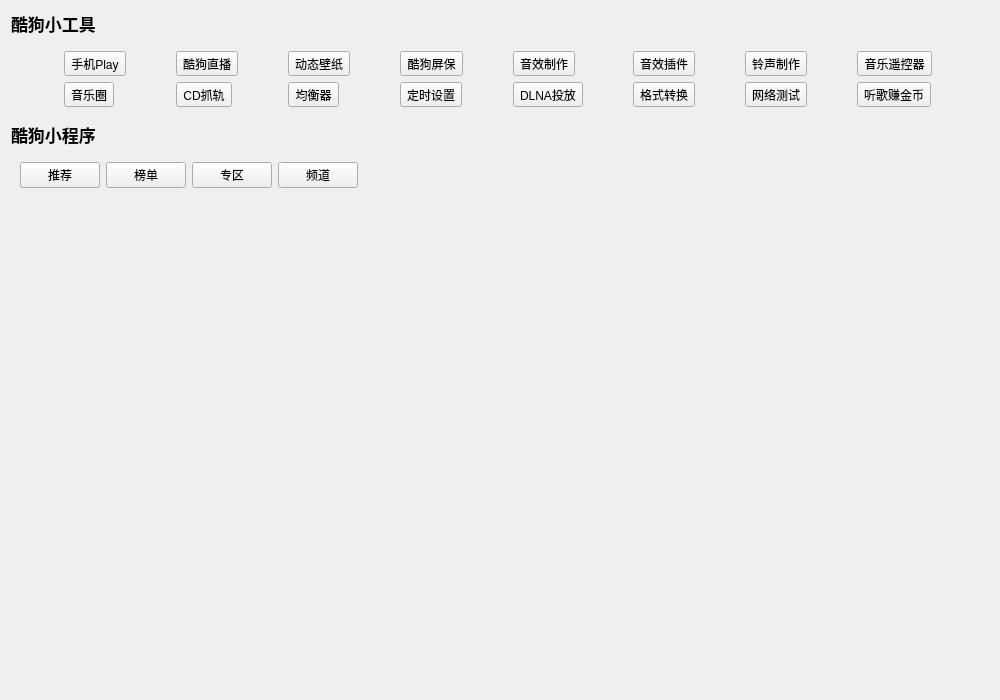
a-mo-xi-wei/Qt-KuGouAppClient, file KuGouStart/Search/Search.ui: the form before one commit.
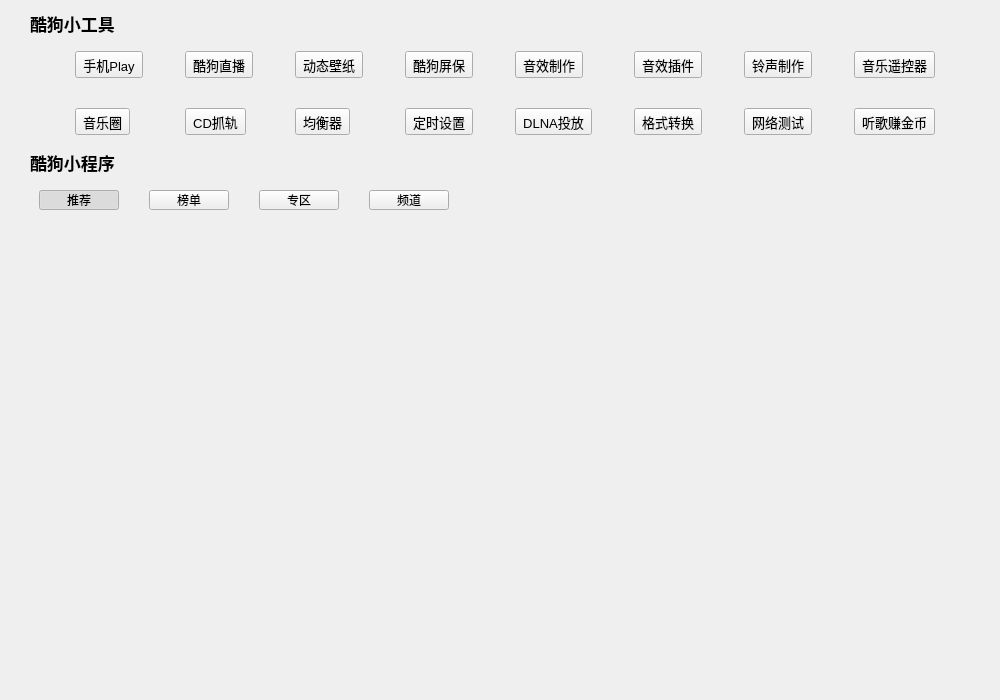
The form after the commit.

Commit message: 初步美化Search界面

Diff of the .ui file:
```diff
--- a/KuGouStart/Search/Search.ui
+++ b/KuGouStart/Search/Search.ui
@@ -14,6 +14,12 @@
    <string>Search</string>
   </property>
   <layout class="QVBoxLayout" name="verticalLayout_6">
+   <property name="leftMargin">
+    <number>30</number>
+   </property>
+   <property name="rightMargin">
+    <number>20</number>
+   </property>
    <item>
     <widget class="QLabel" name="label">
      <property name="enabled">
@@ -37,211 +43,396 @@
     </widget>
    </item>
    <item>
-    <widget class="QWidget" name="widget" native="true">
+    <widget class="QWidget" name="small_widget" native="true">
+     <property name="sizePolicy">
+      <sizepolicy hsizetype="Expanding" vsizetype="Preferred">
+       <horstretch>0</horstretch>
+       <verstretch>0</verstretch>
+      </sizepolicy>
+     </property>
      <layout class="QGridLayout" name="gridLayout">
+      <property name="verticalSpacing">
+       <number>30</number>
+      </property>
       <item row="0" column="0">
-       <widget class="QToolButton" name="toolButton">
+       <widget class="QToolButton" name="toolButton1">
+        <property name="font">
+         <font>
+          <pointsize>10</pointsize>
+         </font>
+        </property>
         <property name="cursor">
          <cursorShape>PointingHandCursor</cursorShape>
         </property>
         <property name="text">
          <string>手机Play</string>
         </property>
+        <property name="iconSize">
+         <size>
+          <width>35</width>
+          <height>35</height>
+         </size>
+        </property>
         <property name="toolButtonStyle">
          <enum>Qt::ToolButtonTextUnderIcon</enum>
         </property>
        </widget>
       </item>
       <item row="0" column="1">
-       <widget class="QToolButton" name="toolButton_2">
+       <widget class="QToolButton" name="toolButton2">
+        <property name="font">
+         <font>
+          <pointsize>10</pointsize>
+         </font>
+        </property>
         <property name="cursor">
          <cursorShape>PointingHandCursor</cursorShape>
         </property>
         <property name="text">
          <string>酷狗直播</string>
         </property>
+        <property name="iconSize">
+         <size>
+          <width>35</width>
+          <height>35</height>
+         </size>
+        </property>
         <property name="toolButtonStyle">
          <enum>Qt::ToolButtonTextUnderIcon</enum>
         </property>
        </widget>
       </item>
       <item row="0" column="2">
-       <widget class="QToolButton" name="toolButton_3">
+       <widget class="QToolButton" name="toolButton3">
+        <property name="font">
+         <font>
+          <pointsize>10</pointsize>
+         </font>
+        </property>
         <property name="cursor">
          <cursorShape>PointingHandCursor</cursorShape>
         </property>
         <property name="text">
          <string>动态壁纸</string>
         </property>
+        <property name="iconSize">
+         <size>
+          <width>35</width>
+          <height>35</height>
+         </size>
+        </property>
         <property name="toolButtonStyle">
          <enum>Qt::ToolButtonTextUnderIcon</enum>
         </property>
        </widget>
       </item>
       <item row="0" column="3">
-       <widget class="QToolButton" name="toolButton_11">
+       <widget class="QToolButton" name="toolButton4">
+        <property name="font">
+         <font>
+          <pointsize>10</pointsize>
+         </font>
+        </property>
         <property name="cursor">
          <cursorShape>PointingHandCursor</cursorShape>
         </property>
         <property name="text">
          <string>酷狗屏保</string>
         </property>
+        <property name="iconSize">
+         <size>
+          <width>35</width>
+          <height>35</height>
+         </size>
+        </property>
         <property name="toolButtonStyle">
          <enum>Qt::ToolButtonTextUnderIcon</enum>
         </property>
        </widget>
       </item>
       <item row="0" column="4">
-       <widget class="QToolButton" name="toolButton_8">
+       <widget class="QToolButton" name="toolButton5">
+        <property name="font">
+         <font>
+          <pointsize>10</pointsize>
+         </font>
+        </property>
         <property name="cursor">
          <cursorShape>PointingHandCursor</cursorShape>
         </property>
         <property name="text">
          <string>音效制作</string>
         </property>
+        <property name="iconSize">
+         <size>
+          <width>35</width>
+          <height>35</height>
+         </size>
+        </property>
         <property name="toolButtonStyle">
          <enum>Qt::ToolButtonTextUnderIcon</enum>
         </property>
        </widget>
       </item>
       <item row="0" column="5">
-       <widget class="QToolButton" name="toolButton_7">
+       <widget class="QToolButton" name="toolButton6">
+        <property name="font">
+         <font>
+          <pointsize>10</pointsize>
+         </font>
+        </property>
         <property name="cursor">
          <cursorShape>PointingHandCursor</cursorShape>
         </property>
         <property name="text">
          <string>音效插件</string>
         </property>
+        <property name="iconSize">
+         <size>
+          <width>35</width>
+          <height>35</height>
+         </size>
+        </property>
         <property name="toolButtonStyle">
          <enum>Qt::ToolButtonTextUnderIcon</enum>
         </property>
        </widget>
       </item>
       <item row="0" column="6">
-       <widget class="QToolButton" name="toolButton_16">
+       <widget class="QToolButton" name="toolButton7">
+        <property name="font">
+         <font>
+          <pointsize>10</pointsize>
+         </font>
+        </property>
         <property name="cursor">
          <cursorShape>PointingHandCursor</cursorShape>
         </property>
         <property name="text">
          <string>铃声制作</string>
         </property>
+        <property name="iconSize">
+         <size>
+          <width>35</width>
+          <height>35</height>
+         </size>
+        </property>
         <property name="toolButtonStyle">
          <enum>Qt::ToolButtonTextUnderIcon</enum>
         </property>
        </widget>
       </item>
       <item row="0" column="7">
-       <widget class="QToolButton" name="toolButton_14">
+       <widget class="QToolButton" name="toolButton8">
+        <property name="font">
+         <font>
+          <pointsize>10</pointsize>
+         </font>
+        </property>
         <property name="cursor">
          <cursorShape>PointingHandCursor</cursorShape>
         </property>
         <property name="text">
          <string>音乐遥控器</string>
         </property>
+        <property name="iconSize">
+         <size>
+          <width>35</width>
+          <height>35</height>
+         </size>
+        </property>
         <property name="toolButtonStyle">
          <enum>Qt::ToolButtonTextUnderIcon</enum>
         </property>
        </widget>
       </item>
       <item row="1" column="0">
-       <widget class="QToolButton" name="toolButton_4">
+       <widget class="QToolButton" name="toolButton9">
+        <property name="font">
+         <font>
+          <pointsize>10</pointsize>
+         </font>
+        </property>
         <property name="cursor">
          <cursorShape>PointingHandCursor</cursorShape>
         </property>
         <property name="text">
          <string>音乐圈</string>
         </property>
+        <property name="iconSize">
+         <size>
+          <width>35</width>
+          <height>35</height>
+         </size>
+        </property>
         <property name="toolButtonStyle">
          <enum>Qt::ToolButtonTextUnderIcon</enum>
         </property>
        </widget>
       </item>
       <item row="1" column="1">
-       <widget class="QToolButton" name="toolButton_5">
+       <widget class="QToolButton" name="toolButton10">
+        <property name="font">
+         <font>
+          <pointsize>10</pointsize>
+         </font>
+        </property>
         <property name="cursor">
          <cursorShape>PointingHandCursor</cursorShape>
         </property>
         <property name="text">
          <string>CD抓轨</string>
         </property>
+        <property name="iconSize">
+         <size>
+          <width>35</width>
+          <height>35</height>
+         </size>
+        </property>
         <property name="toolButtonStyle">
          <enum>Qt::ToolButtonTextUnderIcon</enum>
         </property>
        </widget>
       </item>
       <item row="1" column="2">
-       <widget class="QToolButton" name="toolButton_6">
+       <widget class="QToolButton" name="toolButton11">
+        <property name="font">
+         <font>
+          <pointsize>10</pointsize>
+         </font>
+        </property>
         <property name="cursor">
          <cursorShape>PointingHandCursor</cursorShape>
         </property>
         <property name="text">
          <string>均衡器</string>
         </property>
+        <property name="iconSize">
+         <size>
+          <width>35</width>
+          <height>35</height>
+         </size>
+        </property>
         <property name="toolButtonStyle">
          <enum>Qt::ToolButtonTextUnderIcon</enum>
         </property>
        </widget>
       </item>
       <item row="1" column="3">
-       <widget class="QToolButton" name="toolButton_12">
+       <widget class="QToolButton" name="toolButton12">
+        <property name="font">
+         <font>
+          <pointsize>10</pointsize>
+         </font>
+        </property>
         <property name="cursor">
          <cursorShape>PointingHandCursor</cursorShape>
         </property>
         <property name="text">
          <string>定时设置</string>
         </property>
+        <property name="iconSize">
+         <size>
+          <width>35</width>
+          <height>35</height>
+         </size>
+        </property>
         <property name="toolButtonStyle">
          <enum>Qt::ToolButtonTextUnderIcon</enum>
         </property>
        </widget>
       </item>
       <item row="1" column="4">
-       <widget class="QToolButton" name="toolButton_9">
+       <widget class="QToolButton" name="toolButton13">
+        <property name="font">
+         <font>
+          <pointsize>10</pointsize>
+         </font>
+        </property>
         <property name="cursor">
          <cursorShape>PointingHandCursor</cursorShape>
         </property>
         <property name="text">
          <string>DLNA投放</string>
         </property>
+        <property name="iconSize">
+         <size>
+          <width>35</width>
+          <height>35</height>
+         </size>
+        </property>
         <property name="toolButtonStyle">
          <enum>Qt::ToolButtonTextUnderIcon</enum>
         </property>
        </widget>
       </item>
       <item row="1" column="5">
-       <widget class="QToolButton" name="toolButton_10">
+       <widget class="QToolButton" name="toolButton14">
+        <property name="font">
+         <font>
+          <pointsize>10</pointsize>
+         </font>
+        </property>
         <property name="cursor">
          <cursorShape>PointingHandCursor</cursorShape>
         </property>
         <property name="text">
          <string>格式转换</string>
         </property>
+        <property name="iconSize">
+         <size>
+          <width>35</width>
+          <height>35</height>
+         </size>
+        </property>
         <property name="toolButtonStyle">
          <enum>Qt::ToolButtonTextUnderIcon</enum>
         </property>
        </widget>
       </item>
       <item row="1" column="6">
-       <widget class="QToolButton" name="toolButton_15">
+       <widget class="QToolButton" name="toolButton15">
+        <property name="font">
+         <font>
+          <pointsize>10</pointsize>
+         </font>
+        </property>
         <property name="cursor">
          <cursorShape>PointingHandCursor</cursorShape>
         </property>
         <property name="text">
          <string>网络测试</string>
         </property>
+        <property name="iconSize">
+         <size>
+          <width>35</width>
+          <height>35</height>
+         </size>
+        </property>
         <property name="toolButtonStyle">
          <enum>Qt::ToolButtonTextUnderIcon</enum>
         </property>
        </widget>
       </item>
       <item row="1" column="7">
-       <widget class="QToolButton" name="toolButton_13">
+       <widget class="QToolButton" name="toolButton16">
+        <property name="font">
+         <font>
+          <pointsize>10</pointsize>
+         </font>
+        </property>
         <property name="cursor">
          <cursorShape>PointingHandCursor</cursorShape>
         </property>
         <property name="text">
          <string>听歌赚金币</string>
         </property>
+        <property name="iconSize">
+         <size>
+          <width>35</width>
+          <height>35</height>
+         </size>
+        </property>
         <property name="toolButtonStyle">
          <enum>Qt::ToolButtonTextUnderIcon</enum>
         </property>
@@ -275,17 +466,56 @@
    <item>
     <widget class="QWidget" name="widget_2" native="true">
      <layout class="QHBoxLayout" name="horizontalLayout">
+      <property name="spacing">
+       <number>30</number>
+      </property>
       <item>
        <layout class="QVBoxLayout" name="verticalLayout">
+        <property name="spacing">
+         <number>5</number>
+        </property>
         <item>
-         <widget class="QPushButton" name="pushButton">
+         <widget class="QPushButton" name="recommend_pushButton">
+          <property name="sizePolicy">
+           <sizepolicy hsizetype="Expanding" vsizetype="Fixed">
+            <horstretch>0</horstretch>
+            <verstretch>0</verstretch>
+           </sizepolicy>
+          </property>
+          <property name="maximumSize">
+           <size>
+            <width>16777215</width>
+            <height>20</height>
+           </size>
+          </property>
+          <property name="cursor">
+           <cursorShape>PointingHandCursor</cursorShape>
+          </property>
           <property name="text">
            <string>推荐</string>
           </property>
+          <property name="checkable">
+           <bool>true</bool>
+          </property>
+          <property name="checked">
+           <bool>true</bool>
+          </property>
          </widget>
         </item>
         <item>
-         <widget class="QLabel" name="label_3">
+         <widget class="QLabel" name="index_label1">
+          <property name="sizePolicy">
+           <sizepolicy hsizetype="Preferred" vsizetype="Fixed">
+            <horstretch>0</horstretch>
+            <verstretch>0</verstretch>
+           </sizepolicy>
+          </property>
+          <property name="maximumSize">
+           <size>
+            <width>16777215</width>
+            <height>10</height>
+           </size>
+          </property>
           <property name="text">
            <string/>
           </property>
@@ -295,15 +525,48 @@
       </item>
       <item>
        <layout class="QVBoxLayout" name="verticalLayout_2">
+        <property name="spacing">
+         <number>5</number>
+        </property>
         <item>
-         <widget class="QPushButton" name="pushButton_2">
+         <widget class="QPushButton" name="rank_pushButton">
+          <property name="sizePolicy">
+           <sizepolicy hsizetype="Expanding" vsizetype="Fixed">
+            <horstretch>0</horstretch>
+            <verstretch>0</verstretch>
+           </sizepolicy>
+          </property>
+          <property name="maximumSize">
+           <size>
+            <width>16777215</width>
+            <height>20</height>
+           </size>
+          </property>
+          <property name="cursor">
+           <cursorShape>PointingHandCursor</cursorShape>
+          </property>
           <property name="text">
            <string>榜单</string>
           </property>
+          <property name="checkable">
+           <bool>true</bool>
+          </property>
          </widget>
         </item>
         <item>
-         <widget class="QLabel" name="label_4">
+         <widget class="QLabel" name="index_label2">
+          <property name="sizePolicy">
+           <sizepolicy hsizetype="Preferred" vsizetype="Fixed">
+            <horstretch>0</horstretch>
+            <verstretch>0</verstretch>
+           </sizepolicy>
+          </property>
+          <property name="maximumSize">
+           <size>
+            <width>16777215</width>
+            <height>10</height>
+           </size>
+          </property>
           <property name="text">
            <string/>
           </property>
@@ -313,15 +576,48 @@
       </item>
       <item>
        <layout class="QVBoxLayout" name="verticalLayout_3">
+        <property name="spacing">
+         <number>5</number>
+        </property>
         <item>
-         <widget class="QPushButton" name="pushButton_3">
+         <widget class="QPushButton" name="special_pushButton">
+          <property name="sizePolicy">
+           <sizepolicy hsizetype="Expanding" vsizetype="Fixed">
+            <horstretch>0</horstretch>
+            <verstretch>0</verstretch>
+           </sizepolicy>
+          </property>
+          <property name="maximumSize">
+           <size>
+            <width>16777215</width>
+            <height>20</height>
+           </size>
+          </property>
+          <property name="cursor">
+           <cursorShape>PointingHandCursor</cursorShape>
+          </property>
           <property name="text">
            <string>专区</string>
           </property>
+          <property name="checkable">
+           <bool>true</bool>
+          </property>
          </widget>
         </item>
         <item>
-         <widget class="QLabel" name="label_5">
+         <widget class="QLabel" name="index_label3">
+          <property name="sizePolicy">
+           <sizepolicy hsizetype="Preferred" vsizetype="Fixed">
+            <horstretch>0</horstretch>
+            <verstretch>0</verstretch>
+           </sizepolicy>
+          </property>
+          <property name="maximumSize">
+           <size>
+            <width>16777215</width>
+            <height>10</height>
+           </size>
+          </property>
           <property name="text">
            <string/>
           </property>
@@ -331,15 +627,48 @@
       </item>
       <item>
        <layout class="QVBoxLayout" name="verticalLayout_4">
+        <property name="spacing">
+         <number>5</number>
+        </property>
         <item>
-         <widget class="QPushButton" name="pushButton_4">
+         <widget class="QPushButton" name="channel_pushButton">
+          <property name="sizePolicy">
+           <sizepolicy hsizetype="Expanding" vsizetype="Fixed">
+            <horstretch>0</horstretch>
+            <verstretch>0</verstretch>
+           </sizepolicy>
+          </property>
+          <property name="maximumSize">
+           <size>
+            <width>16777215</width>
+            <height>20</height>
+           </size>
+          </property>
+          <property name="cursor">
+           <cursorShape>PointingHandCursor</cursorShape>
+          </property>
           <property name="text">
            <string>频道</string>
           </property>
+          <property name="checkable">
+           <bool>true</bool>
+          </property>
          </widget>
         </item>
         <item>
-         <widget class="QLabel" name="label_6">
+         <widget class="QLabel" name="index_label4">
+          <property name="sizePolicy">
+           <sizepolicy hsizetype="Preferred" vsizetype="Fixed">
+            <horstretch>0</horstretch>
+            <verstretch>0</verstretch>
+           </sizepolicy>
+          </property>
+          <property name="maximumSize">
+           <size>
+            <width>16777215</width>
+            <height>10</height>
+           </size>
+          </property>
           <property name="text">
            <string/>
           </property>
@@ -366,6 +695,16 @@
    <item>
     <widget class="QWidget" name="table_widget" native="true">
      <layout class="QVBoxLayout" name="verticalLayout_5">
+      <item>
+       <widget class="QWidget" name="widget" native="true">
+        <property name="minimumSize">
+         <size>
+          <width>0</width>
+          <height>100</height>
+         </size>
+        </property>
+       </widget>
+      </item>
       <item>
        <spacer name="verticalSpacer">
         <property name="orientation">
```
Left out of the diff: 17 changed lines with no effect on the pictures. The commit also changes 2 other files.
